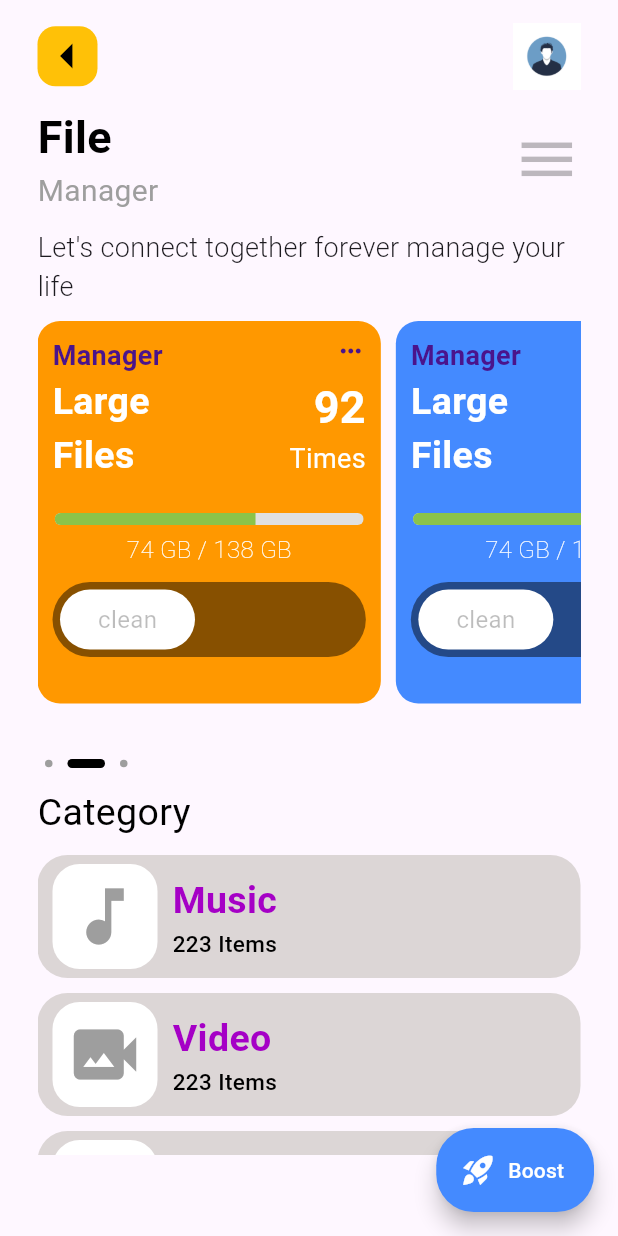
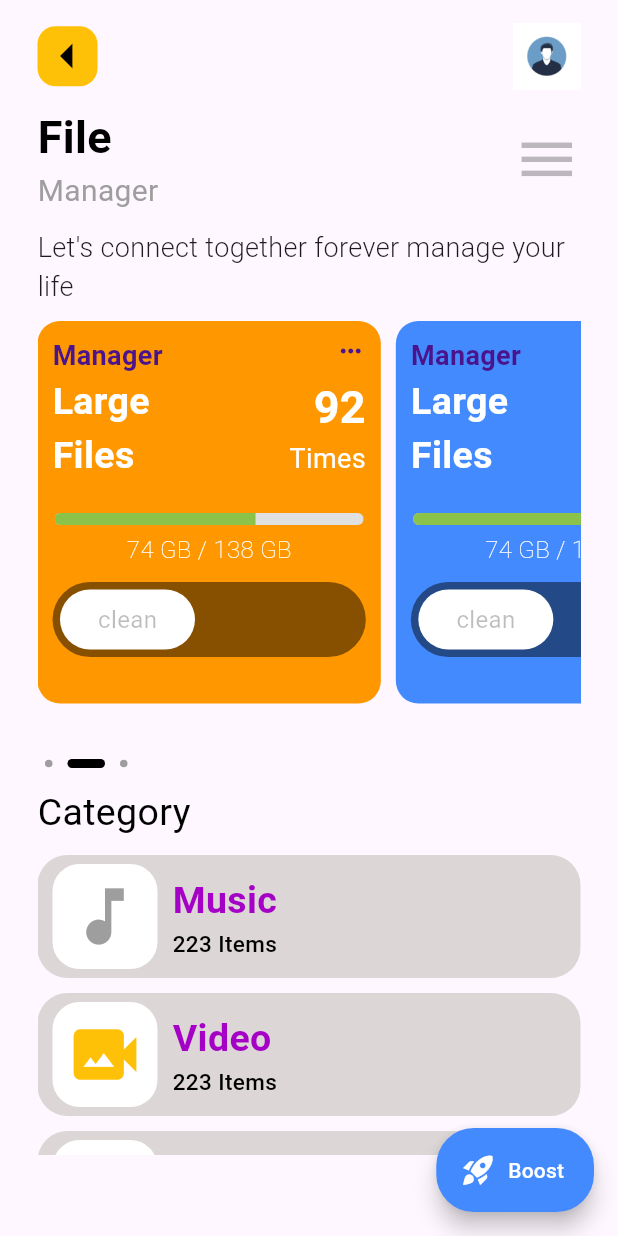
Before and after one commit to ramSde/flutter-ui-practices-, a Flutter app: the screen it shows after launch, on a phone screen of 412 x 824 dp. Run offline on Flutter 3.47's test engine with Material 3 defaults, Android fonts, the light colour scheme and no system bars.

Commit message:
another ui update

```diff
--- a/lib/main.dart
+++ b/lib/main.dart
@@ -10,6 +10,7 @@ void main() {
 
 class MyApp extends StatelessWidget {
   const MyApp({super.key});
+
   @override
   Widget build(BuildContext context) {
     return MaterialApp(
--- a/lib/widgets/custom_listview.dart
+++ b/lib/widgets/custom_listview.dart
@@ -22,7 +22,7 @@ class CustomListcardView extends StatelessWidget {
             padding: EdgeInsets.all(10),
            decoration: BoxDecoration(borderRadius: BorderRadius.circular(18),
            color: Colors.white,),
-            child:Icon(icon?? Icons.music_note,size: 50,color: Colors.grey,))
+            child:Icon(icon?? Icons.music_note,size: 50,color:icon==null? Colors.grey : Colors.amber,))
           ,SizedBox(width:10,),
            Column(
             mainAxisAlignment: MainAxisAlignment.start,
```
Also changed, not shown: assets/3.png (added), 1 other file.
